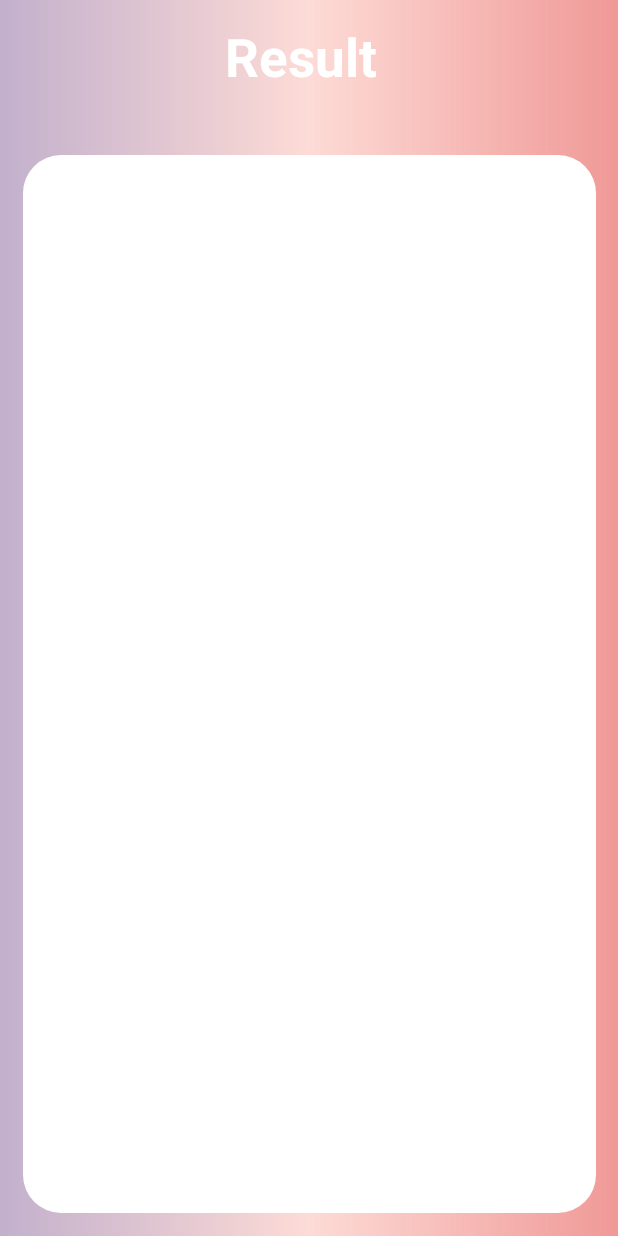
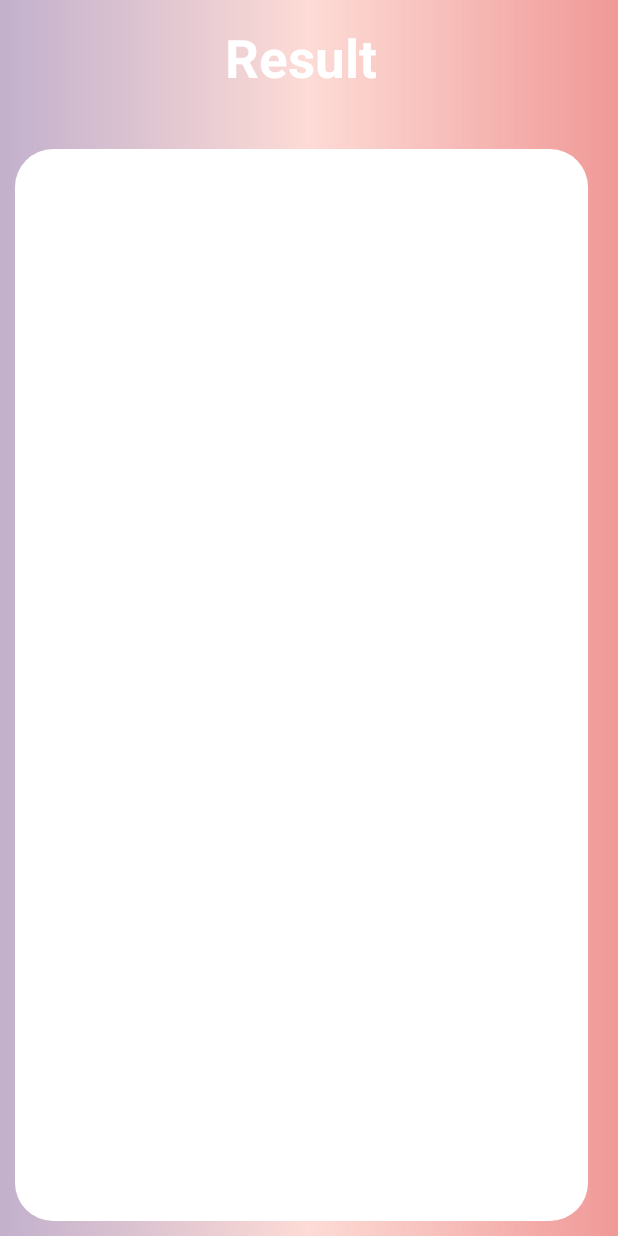
Before and after one commit to MK16020/ProjectImplementation, an Android app: the Result screen opened directly, with no data from a screen before it, on a phone screen of 412 x 824 dp. Run offline under Robolectric (Android 15) with nearby library versions, the phone set to English and light mode, and no system bars; our stand-ins replace Firebase (no records; nobody signed in at launch, a user with empty details on screens opened directly).

Commit message:
Update activity_result.xml

```diff
--- a/EnumberApp/app/src/main/res/layout/activity_result.xml
+++ b/EnumberApp/app/src/main/res/layout/activity_result.xml
@@ -29,7 +29,7 @@
     <LinearLayout
         android:layout_width="382dp"
         android:layout_height="0dp"
-        android:layout_margin="15dp"
+        android:layout_margin="10dp"
         android:layout_weight="8"
         android:background="@drawable/recyclerview_bg"
         android:padding="10dp">
```
